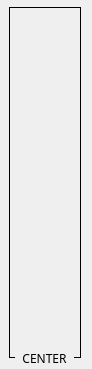
Qt form botonera/forms/zone_center.ui (jordan045/tdc-botonera) before a commit.
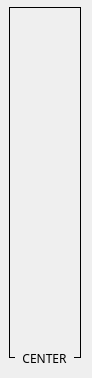
The same form after that commit. Icons and pictures are not drawn.

Diff of the .ui file:
```diff
--- a/botonera/forms/zone_center.ui
+++ b/botonera/forms/zone_center.ui
@@ -7,19 +7,19 @@
     <x>0</x>
     <y>0</y>
     <width>92</width>
-    <height>369</height>
+    <height>378</height>
    </rect>
   </property>
   <property name="minimumSize">
    <size>
     <width>92</width>
-    <height>369</height>
+    <height>378</height>
    </size>
   </property>
   <property name="maximumSize">
    <size>
     <width>92</width>
-    <height>369</height>
+    <height>378</height>
    </size>
   </property>
   <property name="windowTitle">
```
